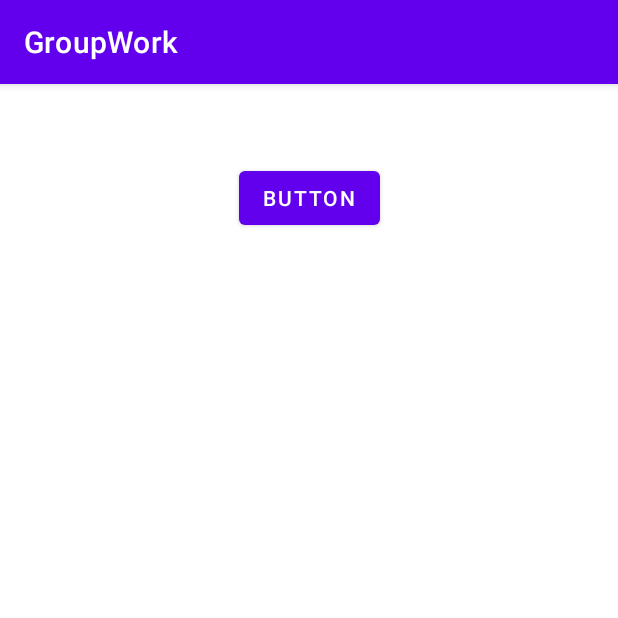
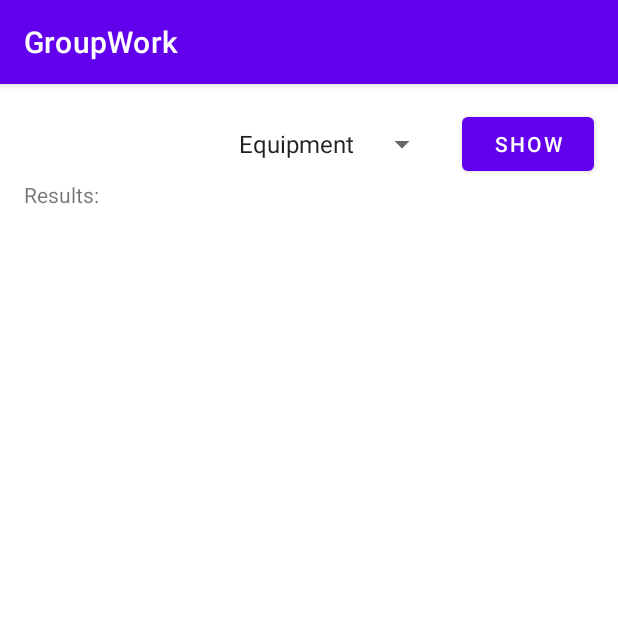
Before and after one commit to enguyen11/GroupWork, an Android app: the DndAPIActivity screen opened directly, with no data from a screen before it, on a phone screen of 412 x 824 dp, the top half of it. Run offline under Robolectric (Android 15) with nearby library versions, the phone set to English and light mode, and no system bars; 1 statement that could not run was skipped.

Commit message:
Merged main with current Alan branch, now getting eveything working

```diff
--- a/app/src/main/java/com/example/groupwork/DndAPIActivity.java
+++ b/app/src/main/java/com/example/groupwork/DndAPIActivity.java
@@ -1,9 +1,13 @@
 package com.example.groupwork;
 
 import android.os.Bundle;
+import android.view.View;
+import android.widget.AdapterView;
+import android.widget.ArrayAdapter;
+
 import android.widget.Spinner;
 import android.util.Log;
-import android.view.View;
+
 import android.widget.Button;
 
 import androidx.appcompat.app.AppCompatActivity;
@@ -23,7 +27,11 @@ import retrofit2.Response;
 import retrofit2.converter.gson.GsonConverterFactory;
 
 
+import java.util.Collection;
+import java.util.HashMap;
 import java.util.List;
+import java.util.Map;
+import java.util.Set;
 
 //import com.example.groupwork.Dnd5ApiCaller.Dnd5Item;
 
@@ -36,24 +44,62 @@ import retrofit2.converter.gson.GsonConverterFactory;
 /**
  * This class is the main driver for the DndMain activity.
  */
-public class DndAPIActivity extends AppCompatActivity {
+public class DndAPIActivity extends AppCompatActivity implements AdapterView.OnItemSelectedListener{
     private static final String TAG = "DndAPIActivity";
-
     private Spinner spinner;
     private RecyclerView recyclerView;
-//    private List<Dnd5Item> itemList;
+    //    private List<Dnd5Item> itemList;
     private Retrofit retrofit;
     private Button retrofitBtn;
     private IDnd5e api;
 
-    public DndAPIActivity() {
+    @Override
+    protected void onCreate(Bundle savedInstanceState) {
+        super.onCreate(savedInstanceState);
+        setContentView(R.layout.activity_dnd_apiactivity);
+
+        // Set the spinner for all categories
+        spinner = (Spinner) findViewById(R.id.spinner);
+        ArrayAdapter<CharSequence> adapter = ArrayAdapter.createFromResource(this, R.array.DndApiOptions, android.R.layout.simple_spinner_item);
+        adapter.setDropDownViewResource(android.R.layout.simple_spinner_dropdown_item);
+        spinner.setAdapter(adapter);
+        spinner.setOnItemSelectedListener(this);
+
+        retrofitBtn = findViewById(R.id.button);
+        retrofitBtn.setOnClickListener(new View.OnClickListener() {
+            @Override
+            public void onClick(View view) {
+
+                /**
+                 * TODO: switch or if to determine which call to make
+                 *  pass in variable instead of hardcoded string
+                 */
+                String endpoint = "equipment";
+                String index = "club";
+                getEndpointList(endpoint);
+                getSpecificEquipment(index);
+                //getSpecificMonster(index);
+                //getSpecificEquipment(index);
+            }
+        });
+
+        retrofit = new Retrofit.Builder()
+                .baseUrl("https://www.dnd5eapi.co/")
+                .addConverterFactory(GsonConverterFactory.create())
+                .build();
+
+        api = retrofit.create(IDnd5e.class);
+
     }
 
     @Override
-    protected void onCreate(Bundle savedInstanceState) {
-        super.onCreate(savedInstanceState);
-        setContentView(R.layout.activity_main2);
+    public void onItemSelected(AdapterView<?> adapterView, View view, int position, long l) {
+        String text;
+        text = adapterView.getItemAtPosition(position).toString();
+    }
 
+    @Override
+    public void onNothingSelected(AdapterView<?> adapterView) {
         //Our recycler
 //        recyclerView = new RecyclerView(this);
 
@@ -66,7 +112,7 @@ public class DndAPIActivity extends AppCompatActivity {
                 /**
                  * TODO: switch or if to determine which call to make
                  *  pass in variable instead of hardcoded string
-                */
+                 */
                 String endpoint = "equipment";
                 String index = "club";
                 getEndpointList(endpoint);
@@ -118,7 +164,7 @@ public class DndAPIActivity extends AppCompatActivity {
                             .append("\n");
 
 
-                   Log.d(TAG, str.toString());
+                    Log.d(TAG, str.toString());
 
 
                 }
--- a/app/src/main/res/layout/activity_dnd_apiactivity.xml
+++ b/app/src/main/res/layout/activity_dnd_apiactivity.xml
@@ -15,9 +15,9 @@
         android:id="@+id/recyclerView"
         android:layout_width="0dp"
         android:layout_height="0dp"
-        android:layout_marginStart="8dp"
-        android:layout_marginEnd="8dp"
-        android:layout_marginBottom="8dp"
+        android:layout_marginStart="16dp"
+        android:layout_marginEnd="16dp"
+        android:layout_marginBottom="16dp"
         app:layout_constraintBottom_toBottomOf="parent"
         app:layout_constraintEnd_toEndOf="parent"
         app:layout_constraintHorizontal_bias="0.0"
@@ -29,42 +29,41 @@
         android:id="@+id/textView"
         android:layout_width="wrap_content"
         android:layout_height="wrap_content"
-        android:layout_marginStart="8dp"
-        android:layout_marginTop="8dp"
-        android:layout_marginEnd="8dp"
+        android:layout_marginStart="16dp"
+        android:layout_marginEnd="16dp"
         android:layout_marginBottom="8dp"
         android:text="Results:"
         app:layout_constraintBottom_toTopOf="@+id/recyclerView"
         app:layout_constraintEnd_toEndOf="parent"
         app:layout_constraintHorizontal_bias="0.0"
         app:layout_constraintStart_toStartOf="parent"
-        app:layout_constraintTop_toBottomOf="@+id/searchView" />
+        app:layout_constraintTop_toBottomOf="@+id/show_btn" />
 
     <Spinner
         android:id="@+id/spinner"
         android:layout_width="wrap_content"
         android:layout_height="0dp"
-        android:layout_marginEnd="8dp"
+        android:layout_marginEnd="16dp"
         android:spinnerMode="dropdown"
-        app:layout_constraintBottom_toBottomOf="@+id/searchView"
+        app:layout_constraintBottom_toBottomOf="@+id/show_btn"
+        app:layout_constraintEnd_toStartOf="@+id/show_btn"
+        app:layout_constraintHorizontal_bias="1.0"
+        app:layout_constraintStart_toStartOf="parent"
+        app:layout_constraintTop_toTopOf="@+id/show_btn" />
+
+    <Button
+        android:id="@+id/show_btn"
+        android:layout_width="wrap_content"
+        android:layout_height="wrap_content"
+        android:layout_marginStart="16dp"
+        android:layout_marginTop="16dp"
+        android:layout_marginEnd="16dp"
+        android:text="Show"
+        app:layout_constraintBottom_toBottomOf="parent"
         app:layout_constraintEnd_toEndOf="parent"
         app:layout_constraintHorizontal_bias="1.0"
         app:layout_constraintStart_toStartOf="parent"
-        app:layout_constraintTop_toTopOf="@+id/searchView" />
-
-    <SearchView
-        android:id="@+id/searchView"
-        android:layout_width="0dp"
-        android:layout_height="wrap_content"
-        android:layout_marginStart="8dp"
-        android:layout_marginTop="8dp"
-        android:layout_marginEnd="8dp"
-        app:layout_constraintBottom_toTopOf="@+id/textView"
-        app:layout_constraintEnd_toStartOf="@+id/spinner"
-        app:layout_constraintHorizontal_bias="0.0"
-        app:layout_constraintStart_toStartOf="parent"
-        app:layout_constraintTop_toTopOf="parent">
-
-    </SearchView>
+        app:layout_constraintTop_toTopOf="parent"
+        app:layout_constraintVertical_bias="0.0" />
 
 </androidx.constraintlayout.widget.ConstraintLayout>
```
